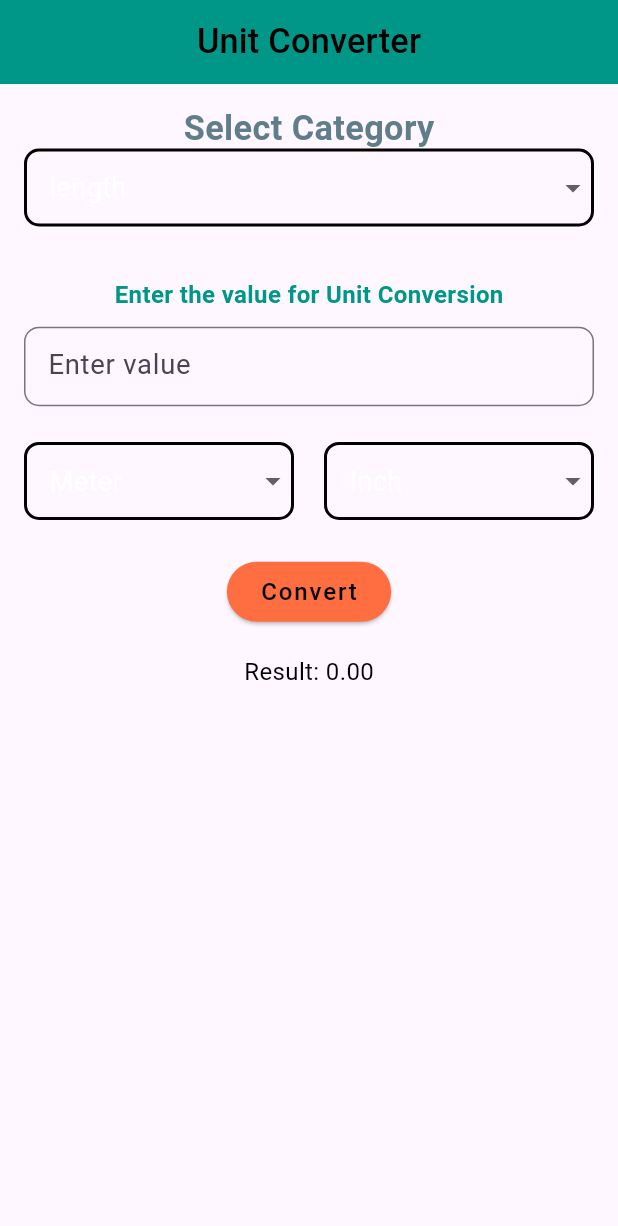
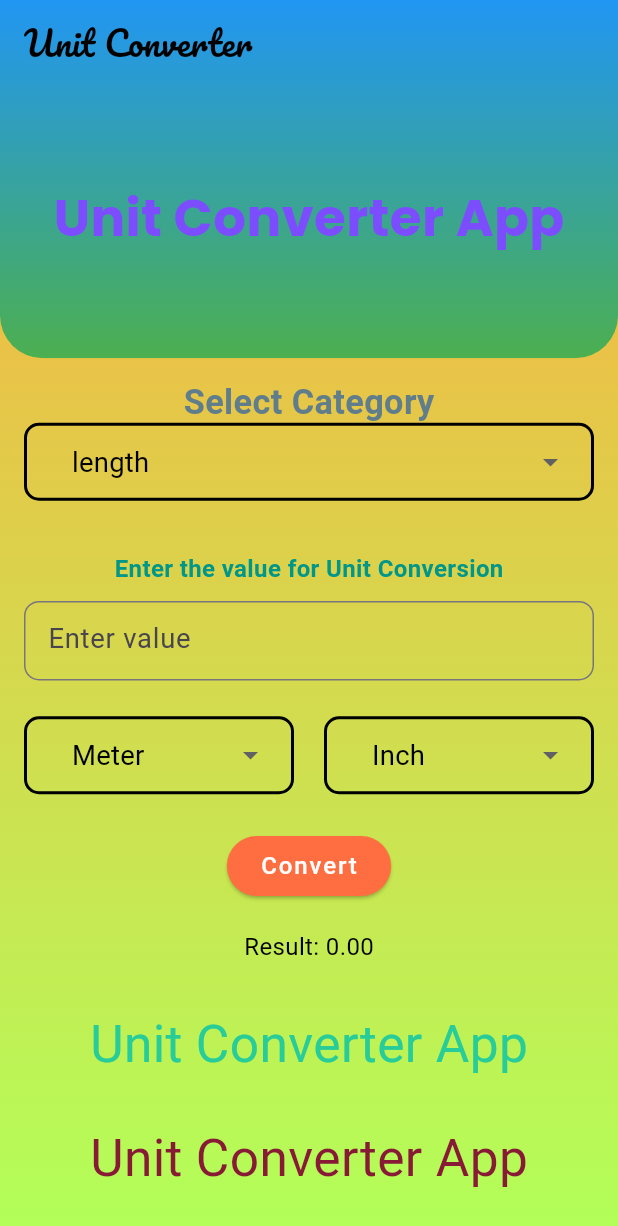
Before and after one commit to Gulshid/Unit-Converter-App, a Flutter app: the screen it shows after launch, on a phone screen of 412 x 824 dp. Shown: the top 1226 px of the screen. Run offline on Flutter 3.47's test engine with Material 3 defaults, Android fonts, the phone set to English and light mode, and no system bars; our stand-ins replace flutter_screenutil, google_fonts.

Commit message:
Almost complete

```diff
--- a/unit_converter/lib/Model_/unitCategory.dart
+++ b/unit_converter/lib/Model_/unitCategory.dart
@@ -1,6 +1,9 @@
+import 'package:flutter/material.dart';
+
 class Unitcategory {
   final String name;
+  final Icon icon;
   final Map<String, double> units;
 
-  Unitcategory({required this.name, required this.units});
+  Unitcategory({required this.name, required this.units, required this.icon});
 }
--- a/unit_converter/lib/ViewModel/UnitProvider.dart
+++ b/unit_converter/lib/ViewModel/UnitProvider.dart
@@ -6,6 +6,7 @@ class Unitprovider with ChangeNotifier {
   List<Unitcategory> categories = [
     Unitcategory(
       name: 'length',
+      icon: Icon(Icons.rule_folder_rounded, color: Colors.black,),
       units: {
         'Meter': 1.0,
         'Kilometer': 1000.0,
@@ -16,21 +17,25 @@ class Unitprovider with ChangeNotifier {
 
     Unitcategory(
       name: 'Weight',
+      icon:Icon(Icons.line_weight, color: Colors.black,),
       units: {'Gram': 1.0, 'Kilogram': 1000.0, 'Pound': 453.592},
     ),
 
     Unitcategory(
       name: 'Tempreture',
+      icon: Icon(Icons.thermostat, color: Colors.black,),
       units: {'Celsius': 1.0, 'Fahrenheit': 1.0},
     ),
 
     Unitcategory(
       name: 'Time',
+      icon: Icon(Icons.timelapse_rounded, color: Colors.black,),
       units: {'Second': 1.0, 'Minute': 60.0, 'Hour': 3600.0},
     ),
 
     Unitcategory(
       name: 'Area',
+      icon: Icon(Icons.area_chart, color: Colors.black,),
       units: {'Square Meter': 1.0, 'Hectare': 10000.0, 'Acre': 4046.86},
     ),
   ];
--- /dev/null
+++ b/unit_converter/lib/Views_/Custom_Clippper.dart
@@ -0,0 +1,28 @@
+import 'package:flutter/material.dart';
+
+class DynamicCurveClipper extends CustomClipper<Path> {
+  final double scrollPercentage;
+
+  DynamicCurveClipper(this.scrollPercentage);
+
+  @override
+  Path getClip(Size size) {
+    Path path = Path();
+    double curveHeight = 50 * (1 - scrollPercentage);
+
+    path.lineTo(0, size.height - curveHeight);
+    path.quadraticBezierTo(
+      size.width / 2, size.height + curveHeight,
+      size.width, size.height - curveHeight,
+    );
+    path.lineTo(size.width, 0);
+    path.close();
+
+    return path;
+  }
+
+  @override
+  bool shouldReclip(covariant CustomClipper<Path> oldClipper) {
+    return true;
+  }
+}
--- a/unit_converter/lib/Views_/Home_view.dart
+++ b/unit_converter/lib/Views_/Home_view.dart
@@ -4,6 +4,7 @@ import 'package:google_fonts/google_fonts.dart';
 import 'package:provider/provider.dart';
 import 'package:unit_converter/Model_/unitCategory.dart';
 import 'package:unit_converter/ViewModel/UnitProvider.dart';
+import 'package:unit_converter/Views_/Custom_Clippper.dart';
 
 class HomeView extends StatefulWidget {
   const HomeView({super.key});
@@ -18,10 +19,63 @@ class _HomeViewState extends State<HomeView> {
   Widget build(BuildContext context) {
     final viewModel = Provider.of<Unitprovider>(context);
     return  Scaffold(
-      appBar: AppBar(title: Text("Unit Converter", style: TextStyle(color: Colors.black),), centerTitle: true,),
-      body: CustomScrollView(
+      backgroundColor: Colors.lightGreenAccent,
+      body: Container(
+         decoration: BoxDecoration(
+              gradient: LinearGradient(
+                colors: [Colors.orangeAccent,Colors.lightGreenAccent],
+                begin: Alignment.topCenter,
+                end: Alignment.bottomCenter,
+              ),
+            ),
+        child: CustomScrollView(
           slivers: [
+          SliverAppBar(
+          backgroundColor: Colors.transparent,
+          title: Text(
+            'Unit Converter',
+            style: GoogleFonts.pacifico(fontSize: 20.sp, color: Colors.black),
+          ),
+          floating: true,
+          pinned: true,
+          expandedHeight: 200.h,
+          flexibleSpace: LayoutBuilder(
+            builder: (BuildContext context, BoxConstraints constraints) {
 
+        return ClipRRect(
+            borderRadius: BorderRadius.only(
+            bottomLeft: Radius.circular(25.r),
+            bottomRight: Radius.circular(25.r),
+          ),
+
+          child: Container(
+            decoration: BoxDecoration(
+              gradient: LinearGradient(
+                colors: [Colors.blue,Colors.green],
+                begin: Alignment.topCenter,
+                end: Alignment.bottomCenter,
+              ),
+            ),
+            child: FlexibleSpaceBar(
+              background: Column(
+                children: [
+                  SizedBox(height: 100.h),
+                  Text(
+                    'Unit Converter App',
+                    style: GoogleFonts.poppins(
+                      color: Colors.deepPurpleAccent,
+                      fontSize: 30.sp,
+                      fontWeight: FontWeight.bold,
+                    ),
+                  ),
+                ],
+              ),
+            ),
+          ),
+        );
+            },
+          ),
+        ),
 
             SliverToBoxAdapter(
               child: Padding(
@@ -37,22 +91,29 @@ class _HomeViewState extends State<HomeView> {
                               border: Border.all(color: Colors.black, width: 2),
                               borderRadius: BorderRadius.circular(10),
                             ),
+                            child: Padding(
+                              padding: const EdgeInsets.symmetric(horizontal: 15.0),
                               child: DropdownButton<Unitcategory>(
                               value: viewModel.selectedCategory,
                               isExpanded: true,
                               underline: SizedBox(),
+                              dropdownColor: Colors.cyan,
+                              focusColor: Colors.deepOrange,
+                              focusNode: FocusNode(),
+                              borderRadius: BorderRadius.circular(25.r),
                               items: viewModel.categories
                                   .map((cat) => DropdownMenuItem(
                                         value: cat,
                                         child: Padding(
                                           padding: const EdgeInsets.symmetric(horizontal: 15),
-                                      child: Text(cat.name),
+                                          child: Text(cat.name, style: GoogleFonts.aBeeZee(color: Colors.black),),
                                         ),
                                       ))
                                   .toList(),
                               onChanged: (cat) {
                                 viewModel.ChangeCategory(cat!);
                               },
+                                                        ),
                             ),
                         ),
                       ),
@@ -95,16 +156,22 @@ class _HomeViewState extends State<HomeView> {
                             border: Border.all(color: Colors.black, width: 2),
                             borderRadius: BorderRadius.circular(10),
                           ),
+                          child: Padding(
+                            padding: const EdgeInsets.symmetric(horizontal: 15.0),
                             child: DropdownButton<String>(
                               value: viewModel.fromUnit,
                               isExpanded: true,
                               underline: SizedBox(),
+                              dropdownColor: Colors.green,
+                              focusColor: Colors.deepOrange,
+                              focusNode: FocusNode(),
+                              borderRadius: BorderRadius.circular(25.r),
                               items: viewModel.selectedCategory.units.keys
                                   .map((unit) => DropdownMenuItem(
                                         value: unit,
                                         child: Padding(
                                           padding: const EdgeInsets.symmetric(horizontal: 15.0),
-                                      child: Text(unit),
+                                          child: Text(unit, style: GoogleFonts.aBeeZee(color: Colors.black)),
                                         ),
                                       ))
                                   .toList(),
@@ -116,6 +183,7 @@ class _HomeViewState extends State<HomeView> {
                             ),
                           ),
                         ),
+                      ),
                       SizedBox(width: 20),
                       Expanded(
                         child: Container(
@@ -123,16 +191,22 @@ class _HomeViewState extends State<HomeView> {
                             border: Border.all(color: Colors.black, width: 2),
                             borderRadius: BorderRadius.circular(10),
                           ),
+                          child: Padding(
+                            padding: const EdgeInsets.symmetric(horizontal: 15.0),
                             child: DropdownButton<String>(
                               value: viewModel.ToUnit,
                               isExpanded: true,
                               underline: SizedBox(),
+                              dropdownColor: Colors.teal,
+                              focusColor: Colors.deepOrange,
+                              focusNode: FocusNode(),
+                              borderRadius: BorderRadius.circular(25.r),
                               items: viewModel.selectedCategory.units.keys
                                   .map((unit) => DropdownMenuItem(
                                         value: unit,
                                         child: Padding(
                                           padding: const EdgeInsets.symmetric(horizontal: 15.0),
-                                      child: Text(unit),
+                                          child: Text(unit, style: GoogleFonts.aBeeZee(color: Colors.black)),
                                         ),
                                       ))
                                   .toList(),
@@ -140,6 +214,7 @@ class _HomeViewState extends State<HomeView> {
                                 viewModel.ToUnit = val!;
                                 viewModel.notifyListeners();
                               },
+                            ),
                           ),
                         ),
                       ),
@@ -155,10 +230,27 @@ class _HomeViewState extends State<HomeView> {
                       double value = double.tryParse(_valueController.text) ?? 0;
                       viewModel.Convert(value);
                     },
-                  child: Text("Convert", style: TextStyle(color: Colors.black),),
+                    child: Text("Convert", style: TextStyle(color: Colors.white),),
                   ),
                   SizedBox(height: 20),
                   Text("Result: ${viewModel.result.toStringAsFixed(2)}", style: TextStyle(color: Colors.black),),
+                  SizedBox(height: 30.h,),
+                  Text('Unit Converter App', style: GoogleFonts.aBeeZee(color: const Color.fromARGB(255, 40, 204, 152), fontSize: 30.sp),),
+
+                  SizedBox(height: 30.h,),
+                  Text('Unit Converter App', style: GoogleFonts.aBeeZee(color: const Color.fromARGB(255, 135, 26, 52), fontSize: 30.sp),),
+
+                  SizedBox(height: 30.h,),
+                  Text('Unit Converter App', style: GoogleFonts.aBeeZee(color: const Color.fromARGB(255, 174, 112, 31), fontSize: 30.sp),),
+
+                SizedBox(height: 30.h,),
+                  Text('Unit Converter App', style: GoogleFonts.aBeeZee(color: const Color.fromARGB(255, 93, 4, 148), fontSize: 30.sp),),
+
+                SizedBox(height: 30.h,),
+                  Text('Unit Converter App', style: GoogleFonts.aBeeZee(color: const Color.fromARGB(255, 164, 68, 19), fontSize: 30.sp),),
+
+
+
                 ],
               ),
                       ),
@@ -166,6 +258,7 @@ class _HomeViewState extends State<HomeView> {
           ],
 
         ),
+      ),
     );
   }
 }
```
Lines whose indentation alone changed are shown as unchanged.
